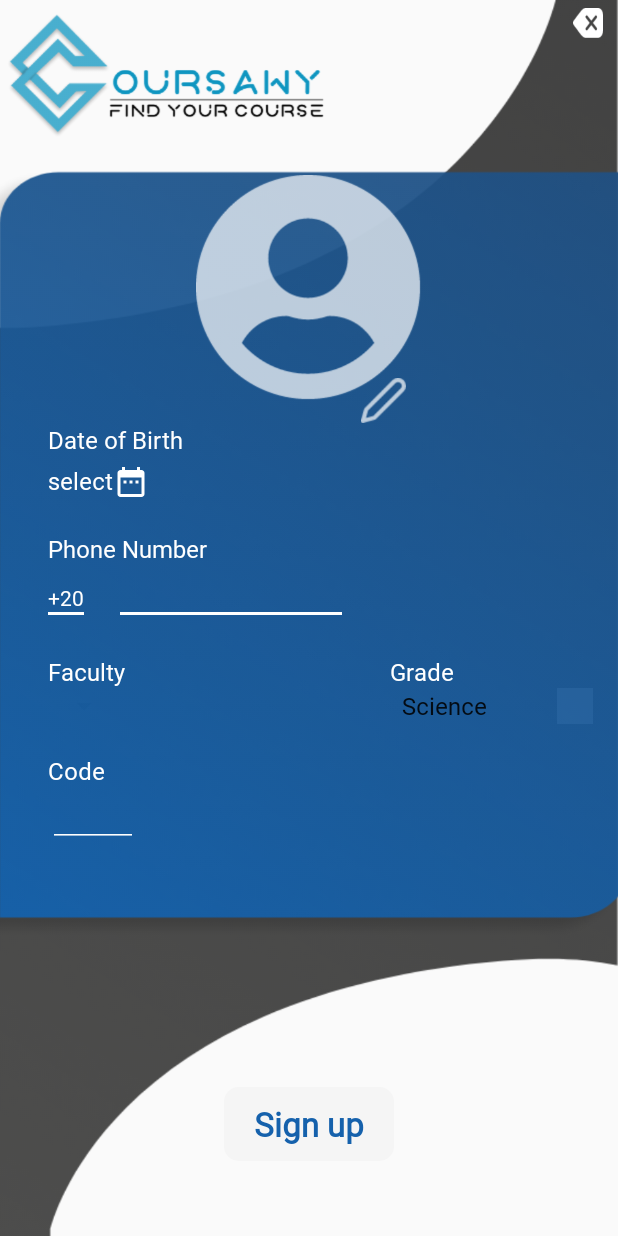
After one commit to coursawy/coursawy, an Android app: the layout activity_continue_signup2.xml on its own in the app's theme, with its tools: preview values and no code run, on a phone screen of 412 x 824 dp. The commit adds this screen. Run offline under Robolectric (Android 15) with nearby library versions, the phone set to English and light mode, and no system bars.

Commit message:
update continue

```diff
--- a/app/src/main/AndroidManifest.xml
+++ b/app/src/main/AndroidManifest.xml
@@ -19,7 +19,8 @@
                 <category android:name="android.intent.category.LAUNCHER" />
             </intent-filter>
         </activity>
-        <activity android:name=".ContinueSignupActivity"></activity>
+        <activity android:name=".ContinueSignupActivity">
+        </activity>
         <activity android:name=".SigninOrSignupActivity">
 
         </activity>
--- a/app/src/main/java/com/example/coursawy/ContinueSignupActivity.java
+++ b/app/src/main/java/com/example/coursawy/ContinueSignupActivity.java
@@ -22,6 +22,7 @@ import android.widget.DatePicker;
 import android.widget.EditText;
 import android.widget.ImageView;
 import android.widget.LinearLayout;
+import android.widget.RelativeLayout;
 import android.widget.Spinner;
 import android.widget.TextView;
 import android.widget.Toast;
@@ -65,7 +66,7 @@ public class ContinueSignupActivity extends AppCompatActivity implements Adapter
     private CircleImageView profImage;
     private EditText proPhone, proCode;
     private TextView mDisplayDate;
-    private LinearLayout signUpBtn;
+    private RelativeLayout signUpBtn;
     private ImageView backBtn;
     private DatePickerDialog.OnDateSetListener mDateSetListener;
 
--- /dev/null
+++ b/app/src/main/java/com/example/coursawy/ContinueSignupActivity2.java
@@ -0,0 +1,84 @@
+package com.example.coursawy;
+
+import androidx.appcompat.app.AppCompatActivity;
+
+import android.app.DatePickerDialog;
+import android.graphics.Color;
+import android.graphics.drawable.ColorDrawable;
+import android.os.Bundle;
+import android.util.Log;
+import android.view.View;
+import android.widget.AdapterView;
+import android.widget.ArrayAdapter;
+import android.widget.DatePicker;
+import android.widget.ImageButton;
+import android.widget.Spinner;
+import android.widget.TextView;
+import android.widget.Toast;
+
+import java.util.Calendar;
+
+public class ContinueSignupActivity2 extends AppCompatActivity implements AdapterView.OnItemSelectedListener {
+    private static final String TAG = "MainActivity";
+    Spinner spinner_faculty,spinner_grade;
+
+    private TextView mDisplayDate;
+    private DatePickerDialog.OnDateSetListener mDateSetListener ;
+
+    @Override
+    protected void onCreate(Bundle savedInstanceState) {
+        super.onCreate(savedInstanceState);
+        setContentView(R.layout.activity_continue_signup2);
+        mDisplayDate = (TextView) findViewById(R.id.Date);
+        spinner_faculty=(Spinner) findViewById(R.id.spinner_faculty);
+        spinner_grade=(Spinner) findViewById(R.id.spinner_grade);
+        ArrayAdapter<CharSequence> adapter = ArrayAdapter.createFromResource(this,R.array.faculties, R.layout.color_spinner_layout);
+        adapter.setDropDownViewResource(android.R.layout.simple_spinner_dropdown_item);
+        spinner_faculty.setAdapter(adapter);
+        spinner_faculty.setOnItemSelectedListener(this);
+        ArrayAdapter<CharSequence> adapter2 = ArrayAdapter.createFromResource(this,R.array.grades,  R.layout.color_spinner_layout);
+        adapter2.setDropDownViewResource(android.R.layout.simple_spinner_dropdown_item);
+        spinner_grade.setAdapter(adapter2);
+        spinner_grade.setOnItemSelectedListener(this);
+
+        mDisplayDate.setOnClickListener(new View.OnClickListener() {
+            @Override
+            public void onClick(View view) {
+                Calendar cal = Calendar.getInstance();
+                int year = cal.get(Calendar.YEAR);
+                int month = cal.get(Calendar.MONTH);
+                int day = cal.get(Calendar.DAY_OF_MONTH);
+
+                DatePickerDialog dialog = new DatePickerDialog(
+                        ContinueSignupActivity2.this,
+                        android.R.style.Theme_Holo_Light_Dialog_MinWidth,
+                        mDateSetListener,
+                        year,month,day);
+                dialog.getWindow().setBackgroundDrawable(new ColorDrawable(Color.TRANSPARENT));
+                dialog.show();
+            }
+        });
+
+        mDateSetListener = new DatePickerDialog.OnDateSetListener() {
+            @Override
+            public void onDateSet(DatePicker datePicker, int year, int month, int day) {
+                month = month + 1;
+                Log.d(TAG, "onDateSet: mm/dd/yyy: " + month + "/" + day + "/" + year);
+
+                String date = month + "/" + day + "/" + year;
+                mDisplayDate.setText(date);
+            }
+        };
+    }
+
+    @Override
+    public void onItemSelected(AdapterView<?> parent, View view, int position, long id) {
+        String text = parent.getItemAtPosition(position).toString();
+        Toast.makeText(parent.getContext(), text, Toast.LENGTH_SHORT).show();
+    }
+
+    @Override
+    public void onNothingSelected(AdapterView<?> parent) {
+
+    }
+}
--- a/app/src/main/res/layout/activity_continue_signup.xml
+++ b/app/src/main/res/layout/activity_continue_signup.xml
@@ -26,7 +26,7 @@
         android:background="@drawable/blue"
         app:layout_constraintStart_toStartOf="parent"
         app:layout_constraintTop_toTopOf="parent"
-        android:layout_marginTop="60dp"
+        android:layout_marginTop="20dp"
         android:layout_marginStart="10dp"
         tools:layout_editor_absoluteX="16dp"
         tools:layout_editor_absoluteY="56dp" />
@@ -34,16 +34,16 @@
 
     <LinearLayout
         android:layout_width="match_parent"
-        android:layout_height="0dp"
-        android:layout_marginStart="10dp"
-        android:layout_marginEnd="10dp"
-        android:layout_marginBottom="90dp"
-        android:background="@drawable/shape_signup"
+        android:layout_height="520dp"
+        android:paddingLeft="25dp"
+        android:background="@drawable/signs_bg"
         app:layout_constraintStart_toStartOf="parent"
         app:layout_constraintTop_toBottomOf="@id/continue_signup_logo"
         app:layout_constraintEnd_toEndOf="parent"
         android:orientation="vertical"
-        app:layout_constraintBottom_toBottomOf="parent">
+        android:layout_marginTop="10dp"
+        android:layout_marginRight="-10dp"
+        android:layout_marginLeft="-30dp">
 
         <LinearLayout
             android:id="@+id/continue_signup_pic_layout"
@@ -51,18 +51,19 @@
             android:layout_height="wrap_content"
             app:layout_constraintTop_toBottomOf="@id/continue_signup_logo"
             android:orientation="horizontal"
+            android:layout_marginTop="15dp"
             android:gravity="center">
             <de.hdodenhof.circleimageview.CircleImageView
                 android:layout_width="140dp"
                 android:layout_height="120dp"
-                android:background="@drawable/ic_baseline_person_pin_24"
+                android:background="@drawable/person"
                 android:id="@+id/photo"/>
             <ImageButton
-                android:layout_width="wrap_content"
-                android:layout_height="wrap_content"
+                android:layout_width="30dp"
+                android:layout_height="30dp"
                 android:background="@drawable/icon_feather"
-                android:layout_marginTop="40dp"
-                android:layout_marginLeft="-45dp"
+                android:layout_marginTop="45dp"
+                android:layout_marginLeft="-22dp"
                 android:onClick="ChooseImageFromDevice"
                 />
         </LinearLayout>
@@ -242,24 +243,23 @@
                 />
         </LinearLayout>
 
-
-    </LinearLayout>
-    <LinearLayout
+        <RelativeLayout
             android:id="@+id/sign_up_btn"
             android:layout_width="wrap_content"
+            android:layout_height="match_parent"
+            android:onClick="onClick"
+            android:orientation="horizontal"
+            android:layout_gravity="center"
+
+            >
+            <LinearLayout
+                android:layout_width="match_parent"
+                android:layout_height="match_parent"
+                android:gravity="center">
+            <Button
+                android:layout_width="wrap_content"
                 android:layout_height="wrap_content"
-        app:layout_constraintBottom_toBottomOf="parent"
-        app:layout_constraintEnd_toEndOf="parent"
-        app:layout_constraintStart_toStartOf="parent"
-        android:background="@drawable/backbutton"
-        android:layout_marginBottom="70dp"
-        android:onClick="onClick"
-        >
-        <TextView
-            android:layout_width="match_parent"
-            android:layout_height="wrap_content"
-            android:layout_marginTop="10dp"
-            android:layout_marginBottom="10dp"
+
                 android:text="Sign up"
                 android:textSize="22dp"
                 android:textColor="#1561AC"
@@ -267,8 +267,11 @@
                 android:layout_gravity="center"
                 android:gravity="center"
                 android:paddingLeft="20dp"
-            android:paddingRight="20dp"/>
+                android:paddingRight="20dp"
+                android:textAllCaps="false"
+                android:background="@drawable/button_submit"/>
+            </LinearLayout>
+        </RelativeLayout>
+    </LinearLayout>
 
-
-    </LinearLayout>
 </androidx.constraintlayout.widget.ConstraintLayout>
--- /dev/null
+++ b/app/src/main/res/layout/activity_continue_signup2.xml
@@ -0,0 +1,266 @@
+<?xml version="1.0" encoding="utf-8"?>
+<androidx.constraintlayout.widget.ConstraintLayout xmlns:android="http://schemas.android.com/apk/res/android"
+    xmlns:app="http://schemas.android.com/apk/res-auto"
+    xmlns:tools="http://schemas.android.com/tools"
+    android:layout_width="match_parent"
+    android:layout_height="match_parent"
+    tools:context=".ContinueSignupActivity2"
+    android:background="@drawable/backk"
+    >
+
+
+
+    <ImageView
+        android:layout_width="20dp"
+        android:layout_height="20dp"
+        android:layout_marginRight="10dp"
+        android:layout_marginTop="5dp"
+        android:background="@drawable/cancel"
+        app:layout_constraintTop_toTopOf="parent"
+        app:layout_constraintRight_toRightOf="parent"/>
+
+    <ImageView
+        android:id="@+id/bl"
+        android:layout_width="229dp"
+        android:layout_height="102dp"
+        android:background="@drawable/blue"
+        tools:ignore="MissingConstraints"
+         />
+
+
+    <ImageView
+        android:layout_width="match_parent"
+        android:layout_height="520dp"
+        android:layout_marginTop="8dp"
+        android:background="@drawable/sign_bgg"
+        app:layout_constraintStart_toStartOf="parent"
+        app:layout_constraintTop_toBottomOf="@id/bl"
+        android:layout_marginRight="-10dp"
+        android:layout_marginLeft="-25dp">
+
+
+    </ImageView>
+    <RelativeLayout
+        android:layout_width="match_parent"
+        android:layout_height="wrap_content"
+        app:layout_constraintTop_toBottomOf="@id/bl"
+        android:orientation="horizontal"
+        android:id="@+id/ll">
+        <ImageView
+            android:layout_width="150dp"
+            android:layout_height="150dp"
+            android:layout_gravity="center_horizontal"
+            android:foregroundGravity="center"
+            android:layout_centerInParent="true"
+            android:background="@drawable/person"
+            android:id="@+id/photo"/>
+        <ImageButton
+            android:layout_width="30dp"
+            android:layout_height="30dp"
+            android:background="@drawable/icon_feather"
+            android:layout_below="@id/photo"
+            android:layout_toRightOf="@id/photo"
+            android:layout_marginLeft="-40dp"
+
+            />
+    </RelativeLayout>
+
+    <TextView
+        android:layout_width="wrap_content"
+        android:layout_height="wrap_content"
+        app:layout_constraintTop_toBottomOf="@id/ll"
+        app:layout_constraintLeft_toLeftOf="parent"
+        android:text="Date of Birth"
+        android:textColor="#fff"
+        android:textSize="16dp"
+        android:layout_marginLeft="32dp"
+        android:id="@+id/dateBirth"
+        />
+
+        <TextView
+            android:layout_width="wrap_content"
+            android:layout_height="wrap_content"
+            app:layout_constraintLeft_toLeftOf="parent"
+            app:layout_constraintTop_toBottomOf="@id/dateBirth"
+            android:text="select"
+            android:textColor="#fff"
+            android:textSize="16dp"
+            android:layout_marginLeft="32dp"
+            android:layout_marginTop="5dp"
+            android:id="@+id/Date"
+           android:drawableEnd="@drawable/ic_baseline_date_range_24"
+            android:drawableRight="@drawable/ic_baseline_date_range_24" />
+        <View
+            android:layout_width="100dp"
+            android:layout_height="1dp"
+            app:layout_constraintTop_toBottomOf="@id/Date"
+            app:layout_constraintLeft_toLeftOf="@id/Date"
+            app:layout_constraintRight_toRightOf="@id/Date"
+            app:layout_constraintStart_toStartOf="@id/Date"
+           app:layout_constraintEnd_toEndOf="@id/Date"
+            android:id="@+id/line"
+            />
+    <LinearLayout
+        android:layout_width="match_parent"
+        android:layout_height="wrap_content"
+        app:layout_constraintTop_toBottomOf="@id/line"
+        app:layout_constraintLeft_toLeftOf="parent"
+        android:orientation="vertical"
+        android:id="@+id/ll2"
+        >
+    <TextView
+        android:layout_width="wrap_content"
+        android:layout_height="wrap_content"
+
+        android:text="Phone Number"
+        android:textColor="#fff"
+        android:textSize="16dp"
+        android:layout_marginLeft="32dp"
+        android:layout_marginTop="20dp"
+        android:id="@+id/phone"
+        />
+    <LinearLayout
+        android:layout_width="match_parent"
+        android:layout_height="wrap_content"
+        app:layout_constraintTop_toBottomOf="@id/phone"
+        app:layout_constraintLeft_toLeftOf="@id/Date"
+        app:layout_constraintStart_toStartOf="@id/Date"
+        android:orientation="horizontal"
+        >
+       <LinearLayout
+           android:layout_width="wrap_content"
+           android:layout_height="wrap_content"
+           android:layout_marginTop="12dp"
+           android:orientation="vertical"
+          >
+           <TextView
+               android:layout_width="wrap_content"
+               android:layout_height="wrap_content"
+               android:textSize="14dp"
+               android:text="+20"
+               android:textColor="#fff"
+               android:layout_marginLeft="32dp"
+               />
+           <View
+               android:layout_width="24dp"
+               android:layout_height="2dp"
+               android:layout_marginLeft="32dp"
+               android:backgroundTint="#fff"
+               android:background="#fff"/>
+       </LinearLayout>
+        <EditText
+            android:layout_width="156dp"
+            android:layout_height="wrap_content"
+            android:layout_marginLeft="20dp"
+            android:textColor="#fff"
+            android:textColorHint="#fff"
+            android:backgroundTint="#fff"
+            android:inputType="number"
+            android:textSize="14dp"
+            />
+    </LinearLayout>
+    </LinearLayout>
+
+    <LinearLayout
+        android:layout_width="match_parent"
+        android:layout_height="wrap_content"
+        android:orientation="horizontal"
+        android:weightSum="100"
+        app:layout_constraintTop_toBottomOf="@id/ll2"
+        app:layout_constraintLeft_toLeftOf="parent"
+        app:layout_constraintRight_toLeftOf="parent"
+        android:id="@+id/ll3"
+        android:layout_marginTop="20dp"
+        android:layout_marginLeft="32dp">
+        <LinearLayout
+            android:layout_width="0dp"
+            android:layout_height="wrap_content"
+            android:layout_weight="60"
+            android:orientation="vertical">
+            <TextView
+                android:layout_width="wrap_content"
+                android:layout_height="wrap_content"
+                android:text="Faculty"
+                android:textSize="16dp"
+                android:textColor="#fff"/>
+            <Spinner
+                android:layout_width="wrap_content"
+                android:layout_height="wrap_content"
+                android:id="@+id/spinner_faculty"
+                android:outlineAmbientShadowColor="#fff"
+                android:outlineSpotShadowColor="#fff"
+                />
+        </LinearLayout>
+    <LinearLayout
+        android:layout_width="0dp"
+        android:layout_height="wrap_content"
+        android:layout_weight="40"
+        android:orientation="vertical">
+        <TextView
+            android:layout_width="wrap_content"
+            android:layout_height="wrap_content"
+            android:text="Grade"
+            android:textSize="16dp"
+            android:textColor="#fff"/>
+        <Spinner
+            android:layout_width="wrap_content"
+            android:layout_height="wrap_content"
+            android:id="@+id/spinner_grade"
+            android:popupBackground="#215182"
+            android:outlineAmbientShadowColor="#fff"
+            android:outlineSpotShadowColor="#fff"
+            android:backgroundTintMode="add"
+            android:backgroundTint="#fff"
+            android:entries="@array/faculties"
+            />
+    </LinearLayout>
+    </LinearLayout>
+    <TextView
+        android:layout_width="wrap_content"
+        android:layout_height="wrap_content"
+        android:text="Code"
+        android:textColor="#fff"
+        android:textSize="16dp"
+        app:layout_constraintTop_toBottomOf="@id/ll3"
+        app:layout_constraintLeft_toLeftOf="parent"
+        android:layout_marginLeft="32dp"
+        android:layout_marginTop="20dp"
+        android:id="@+id/code_tx"/>
+    <EditText
+        android:layout_width="60dp"
+        android:layout_height="wrap_content"
+        android:textColor="#fff"
+        android:textColorHint="#fff"
+        android:backgroundTint="#fff"
+        app:layout_constraintTop_toBottomOf="@id/code_tx"
+        app:layout_constraintLeft_toLeftOf="@id/code_tx"
+        android:id="@+id/code_et"
+        android:inputType="number"
+        android:textSize="14dp"
+        />
+    <LinearLayout
+        android:layout_width="wrap_content"
+        android:layout_height="wrap_content"
+        app:layout_constraintBottom_toBottomOf="parent"
+        app:layout_constraintLeft_toLeftOf="parent"
+        app:layout_constraintRight_toRightOf="parent"
+        android:background="@drawable/backbutton"
+        android:layout_marginBottom="50dp"
+        >
+        <TextView
+            android:layout_width="match_parent"
+            android:layout_height="wrap_content"
+            android:layout_marginTop="10dp"
+            android:layout_marginBottom="10dp"
+            android:text="Sign up"
+            android:textSize="22dp"
+            android:textColor="#1561AC"
+            android:textStyle="bold"
+            android:layout_gravity="center"
+            android:gravity="center"
+            android:paddingLeft="20dp"
+            android:paddingRight="20dp"
+
+
+            /></LinearLayout>
+</androidx.constraintlayout.widget.ConstraintLayout>
```
Also changed, not shown: 702 other files. Lines whose indentation alone changed are shown as unchanged.
